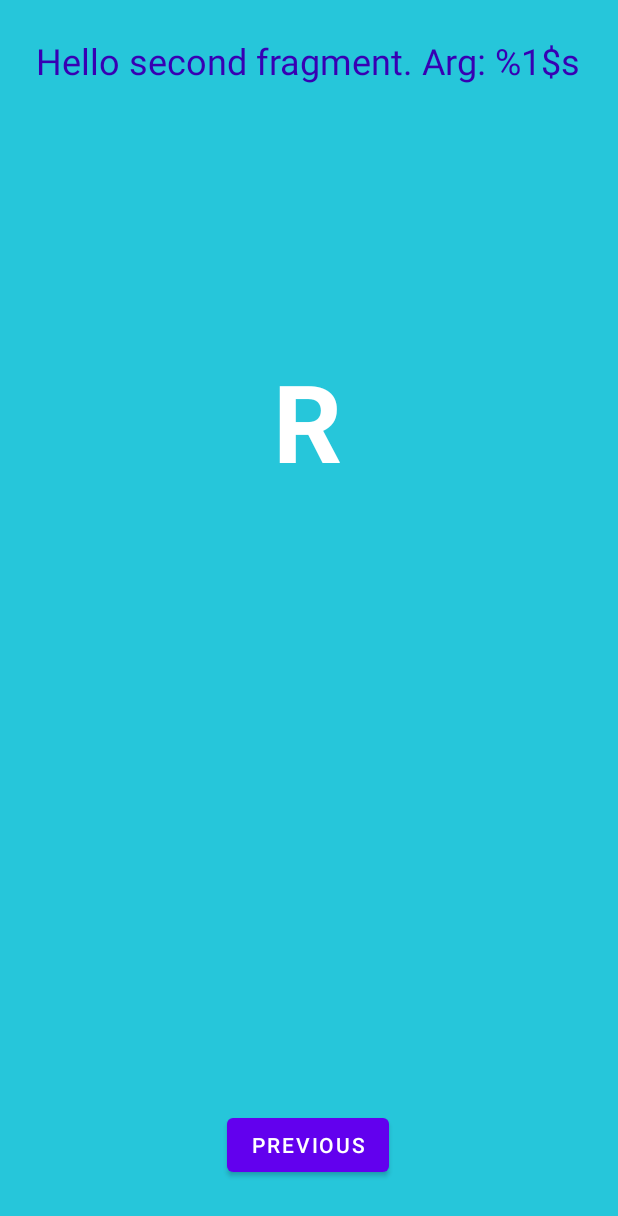
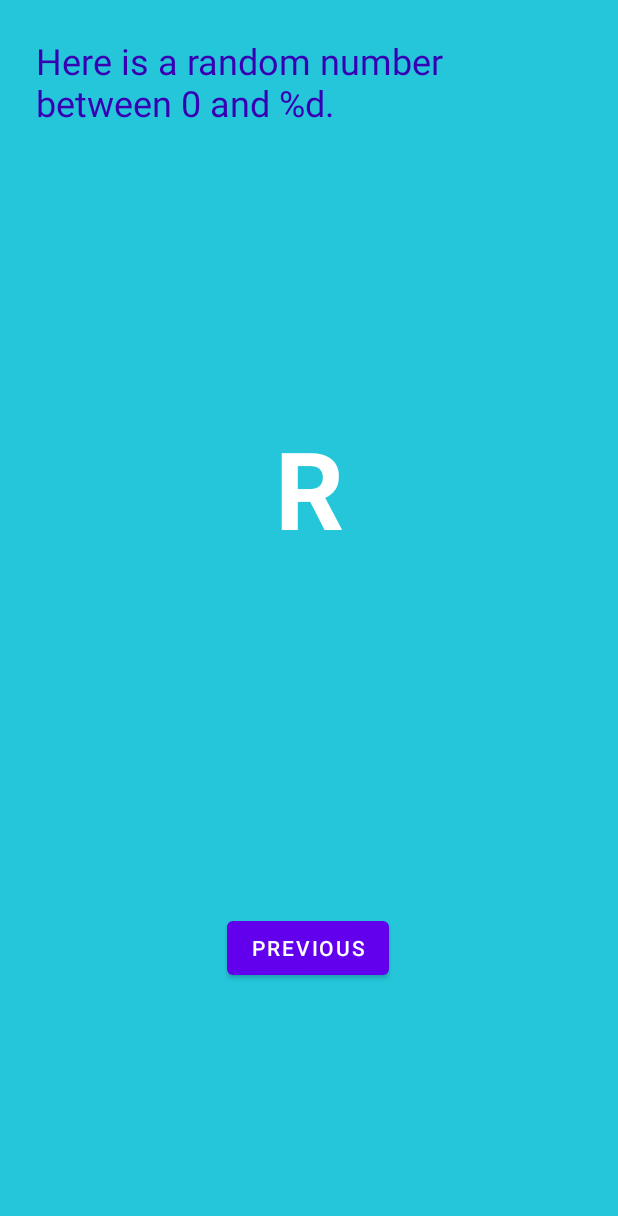
Before and after one commit to AldoVata/MyFirstAndroidApps, an Android app: the layout fragment_second.xml on its own in the app's theme, with its tools: preview values and no code run, on a phone screen of 412 x 824 dp. Shown: the top 1216 px of the screen. Run offline under Robolectric (Android 15) with nearby library versions, the phone set to English and light mode, and no system bars.

Commit message:
Second Commit

```diff
--- a/MyFirstApp/app/src/main/java/com/example/myfirstapp/SecondFragment.java
+++ b/MyFirstApp/app/src/main/java/com/example/myfirstapp/SecondFragment.java
@@ -11,8 +11,6 @@ import androidx.fragment.app.Fragment;
 import androidx.navigation.fragment.NavHostFragment;
 
 import com.example.myfirstapp.databinding.FragmentSecondBinding;
-
-import androidx.navigation.fragment.navArgs;
 
 import java.util.Random;
 
@@ -37,13 +35,16 @@ public class SecondFragment extends Fragment {
         String countText = getString(R.string.random_heading, count);
         TextView headerView = view.getRootView().findViewById(R.id.textview_header);
         headerView.setText(countText);
+
         Random random = new java.util.Random();
         Integer randomNumber = 0;
         if (count > 0) {
             randomNumber = random.nextInt(count + 1);
         }
+
         TextView randomView = view.getRootView().findViewById(R.id.textview_random);
         randomView.setText(randomNumber.toString());
+
         binding.buttonSecond.setOnClickListener(new View.OnClickListener() {
             @Override
             public void onClick(View view) {
--- a/MyFirstApp/app/src/main/res/layout/fragment_second.xml
+++ b/MyFirstApp/app/src/main/res/layout/fragment_second.xml
@@ -2,7 +2,6 @@
 <androidx.constraintlayout.widget.ConstraintLayout xmlns:android="http://schemas.android.com/apk/res/android"
     xmlns:app="http://schemas.android.com/apk/res-auto"
     xmlns:tools="http://schemas.android.com/tools"
-    android:id="@+id/textview_header "
     android:layout_width="match_parent"
     android:layout_height="match_parent"
     android:background="@color/screenBackground2"
@@ -19,32 +18,32 @@
         android:textColor="@color/design_default_color_primary_dark"
         android:textSize="24sp"
         app:layout_constraintEnd_toEndOf="parent"
+        app:layout_constraintHorizontal_bias="0.497"
         app:layout_constraintStart_toStartOf="parent"
         app:layout_constraintTop_toTopOf="parent" />
+
+    <TextView
+        android:id="@+id/textview_random"
+        android:layout_width="wrap_content"
+        android:layout_height="wrap_content"
+        android:text="R"
+        android:textColor="@android:color/white"
+        android:textSize="72sp"
+        android:textStyle="bold"
+        app:layout_constraintBottom_toTopOf="@+id/button_second"
+        app:layout_constraintEnd_toEndOf="parent"
+        app:layout_constraintStart_toStartOf="parent"
+        app:layout_constraintTop_toBottomOf="@+id/textview_header"
+        app:layout_constraintVertical_bias="0.45"/>
 
     <Button
         android:id="@+id/button_second"
         android:layout_width="wrap_content"
         android:layout_height="wrap_content"
+        android:layout_marginBottom="168dp"
         android:text="@string/previous"
         app:layout_constraintBottom_toBottomOf="parent"
         app:layout_constraintEnd_toEndOf="parent"
         app:layout_constraintHorizontal_bias="0.498"
-        app:layout_constraintStart_toStartOf="parent"
-        app:layout_constraintTop_toBottomOf="@+id/textview_random"
-        app:layout_constraintVertical_bias="0.918" />
-
-    <TextView
-        android:id="@+id/textview_random"
-        android:layout_width="wrap_content"
-        android:layout_height="wrap_content"
-        android:layout_marginTop="232dp"
-        android:text="R"
-        android:textColor="@android:color/white"
-        android:textSize="72sp"
-        android:textStyle="bold"
-        app:layout_constraintEnd_toEndOf="parent"
-        app:layout_constraintHorizontal_bias="0.498"
-        app:layout_constraintStart_toStartOf="parent"
-        app:layout_constraintTop_toTopOf="parent" />
+        app:layout_constraintStart_toStartOf="parent" />
 </androidx.constraintlayout.widget.ConstraintLayout>
--- a/MyFirstApp/app/src/main/res/values/strings.xml
+++ b/MyFirstApp/app/src/main/res/values/strings.xml
@@ -8,6 +8,6 @@
     <string name="previous">Previous</string>
 
     <string name="hello_first_fragment">Hello World!</string>
-    <string name="random_heading">Hello second fragment. Arg: %1$s</string>
+    <string name="random_heading">Here is a random number between 0 and %d.</string>
     <string name="toast_button_text">Toast</string>
 </resources>
```
Also changed, not shown: MyFirstApp/app/build.gradle (+8 -7 lines), MyFirstApp/app/src/main/java/com/example/myfirstapp/FirstFragment.java (+17 -21 lines), MyFirstApp/app/src/main/res/layout/fragment_first.xml (+44 -16 lines), MyFirstApp/build.gradle (+9 -0 lines), 3 other files.
